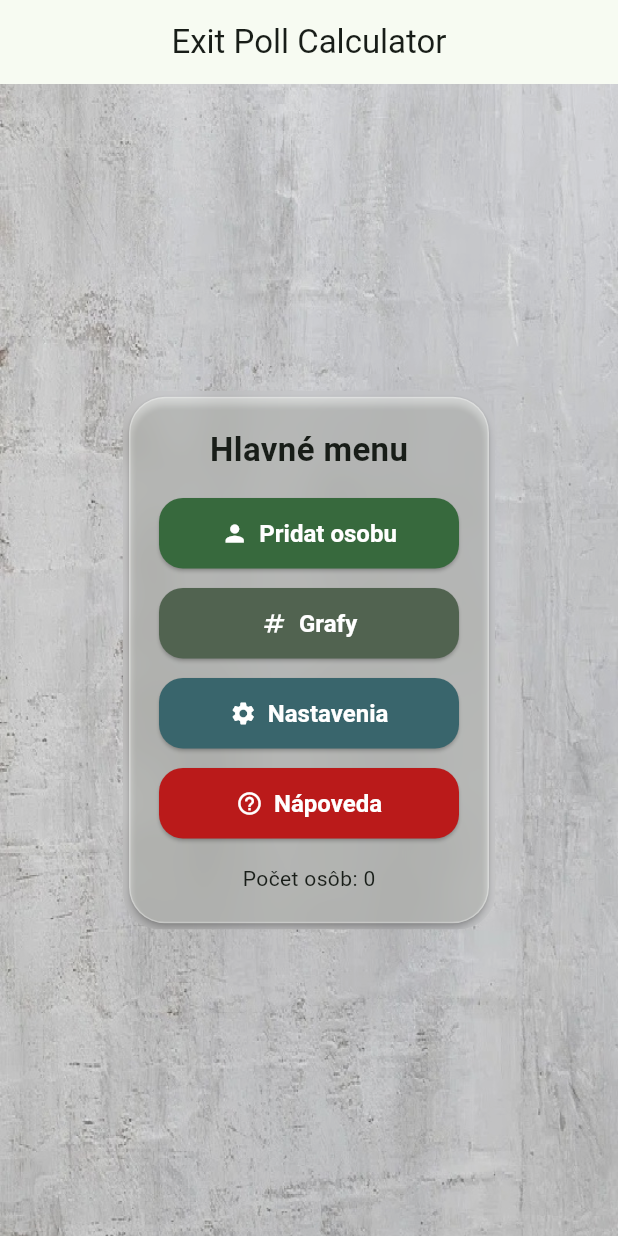
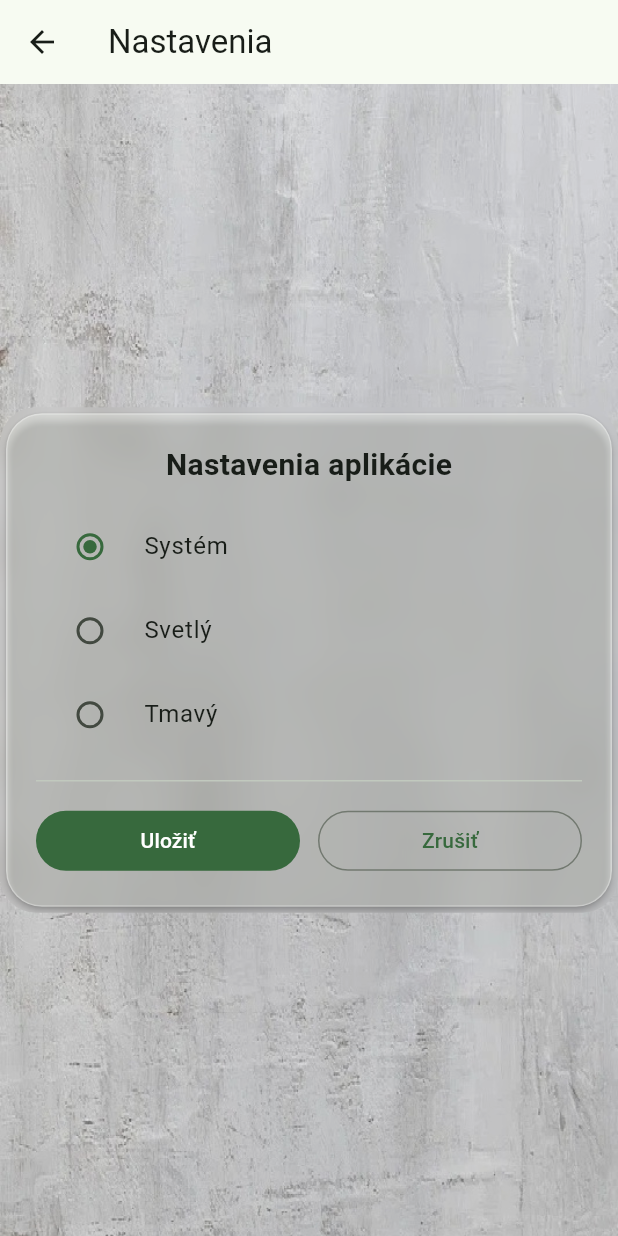
Before and after one commit to S4B4T0N/ExpitPollRequest, a Flutter app: the screen it shows after launch, after a tap on "Nastavenia", on a phone screen of 412 x 824 dp. Run offline on Flutter 3.47's test engine with Material 3 defaults, Android fonts, the phone set to English and light mode, and no system bars; our stand-ins replace pie_chart.

Commit message:
Implementacia nastaveni na screene nastavenia svetly, tmavy rezim

```diff
--- a/lib/main.dart
+++ b/lib/main.dart
@@ -2,7 +2,11 @@ import 'package:flutter/material.dart';
 import 'package:exit_poll_request/widgets/glass_card.dart';
 import 'package:exit_poll_request/screens/pridaj_osobu.dart';
 import 'package:exit_poll_request/screens/grafy.dart';
+import 'package:exit_poll_request/screens/nastavenia.dart';
 import 'package:exit_poll_request/data/people_store.dart';
+
+// APP-ONLY prepínač témy
+final themeMode = ValueNotifier<ThemeMode>(ThemeMode.system);
 
 void main() => runApp(const MainApp());
 
@@ -11,19 +15,25 @@ class MainApp extends StatelessWidget {
 
   @override
   Widget build(BuildContext context) {
+    return ValueListenableBuilder<ThemeMode>(
+      valueListenable: themeMode,
+      builder: (_, mode, __) {
         return MaterialApp(
           debugShowCheckedModeBanner: false,
           theme: ThemeData(
             useMaterial3: true,
             colorSchemeSeed: const Color.fromARGB(255, 70, 197, 98),
+            brightness: Brightness.light,
           ),
           darkTheme: ThemeData(
             useMaterial3: true,
             colorSchemeSeed: const Color(0xFF2E7D32),
             brightness: Brightness.dark,
           ),
-      themeMode: ThemeMode.system,
+          themeMode: mode, // riadi sa len v rámci appky
           home: const HomeScreen(),
+        );
+      },
     );
   }
 }
@@ -69,24 +79,26 @@ class _HomeScreenState extends State<HomeScreen> {
                         label: 'Pridat osobu',
                         color: cs.primary,
                         onTap: () async {
-                          final r = await Navigator.of(context).push(
+                          final result = await Navigator.of(context).push(
                             MaterialPageRoute(
                               builder: (_) => const PridajOsobu(),
                             ),
                           );
-                          if (!mounted || r == null) return;
+                          if (!mounted || result == null) return;
                           PeopleStore.i.people.add(
                             Person(
-                              name: r['name'] as String,
-                              surname: r['surname'] as String,
-                              age: r['age'] as int,
+                              name: result['name'] as String,
+                              surname: result['surname'] as String,
+                              age: result['age'] as int,
                               party:
-                                  ((r['party'] as String?)?.trim().isEmpty ??
+                                  ((result['party'] as String?)
+                                          ?.trim()
+                                          .isEmpty ??
                                       true)
                                   ? 'Nezadané'
-                                  : (r['party'] as String),
-                              kraj: r['kraj'] as String,
-                              okres: r['okres'] as String,
+                                  : (result['party'] as String),
+                              kraj: result['kraj'] as String,
+                              okres: result['okres'] as String,
                             ),
                           );
                           setState(() {});
@@ -96,17 +108,25 @@ class _HomeScreenState extends State<HomeScreen> {
                         icon: Icons.numbers,
                         label: 'Grafy',
                         color: cs.secondary,
-                        onTap: () => Navigator.of(context).push(
+                        onTap: () {
+                          Navigator.of(context).push(
                             MaterialPageRoute(
                               builder: (_) => const GrafyScreen(),
                             ),
-                        ),
+                          );
+                        },
                       ),
                       _MenuButton(
                         icon: Icons.settings,
                         label: 'Nastavenia',
                         color: cs.tertiary,
-                        onTap: () {},
+                        onTap: () {
+                          Navigator.of(context).push(
+                            MaterialPageRoute(
+                              builder: (_) => const NastaveniaScreen(),
+                            ),
+                          );
+                        },
                       ),
                       _MenuButton(
                         icon: Icons.help_outline,
@@ -136,6 +156,7 @@ class _MenuButton extends StatelessWidget {
     required this.onTap,
     super.key,
   });
+
   final IconData icon;
   final String label;
   final Color color;
--- /dev/null
+++ b/lib/screens/nastavenia.dart
@@ -0,0 +1,87 @@
+import 'package:flutter/material.dart';
+import 'package:exit_poll_request/widgets/glass_card.dart';
+import 'package:exit_poll_request/main.dart' show themeMode;
+
+class NastaveniaScreen extends StatefulWidget {
+  const NastaveniaScreen({super.key});
+
+  @override
+  State<NastaveniaScreen> createState() => _NastaveniaScreenState();
+}
+
+class _NastaveniaScreenState extends State<NastaveniaScreen> {
+  ThemeMode _local = themeMode.value;
+
+  @override
+  Widget build(BuildContext context) {
+    return Scaffold(
+      appBar: AppBar(title: const Text('Nastavenia')),
+      body: Stack(
+        fit: StackFit.expand,
+        children: [
+          Image.asset('assets/pozadie/pozadie.jpg', fit: BoxFit.cover),
+          Container(color: const Color.fromRGBO(0, 0, 0, 0.12)),
+          Center(
+            child: GlassCard(
+              child: Column(
+                mainAxisSize: MainAxisSize.min,
+                children: [
+                  const Text(
+                    'Nastavenia aplikácie',
+                    style: TextStyle(fontSize: 20, fontWeight: FontWeight.w700),
+                  ),
+                  const SizedBox(height: 12),
+
+                  // Výber režimu len pre aplikáciu
+                  RadioListTile<ThemeMode>(
+                    title: const Text('Systém'),
+                    value: ThemeMode.system,
+                    groupValue: _local,
+                    onChanged: (v) => setState(() => _local = v!),
+                  ),
+                  RadioListTile<ThemeMode>(
+                    title: const Text('Svetlý'),
+                    value: ThemeMode.light,
+                    groupValue: _local,
+                    onChanged: (v) => setState(() => _local = v!),
+                  ),
+                  RadioListTile<ThemeMode>(
+                    title: const Text('Tmavý'),
+                    value: ThemeMode.dark,
+                    groupValue: _local,
+                    onChanged: (v) => setState(() => _local = v!),
+                  ),
+
+                  const SizedBox(height: 8),
+                  const Divider(),
+                  const SizedBox(height: 8),
+
+                  Row(
+                    children: [
+                      Expanded(
+                        child: FilledButton(
+                          onPressed: () {
+                            themeMode.value = _local; // zmení tému len v appke
+                            Navigator.pop(context);
+                          },
+                          child: const Text('Uložiť'),
+                        ),
+                      ),
+                      const SizedBox(width: 12),
+                      Expanded(
+                        child: OutlinedButton(
+                          onPressed: () => Navigator.pop(context),
+                          child: const Text('Zrušiť'),
+                        ),
+                      ),
+                    ],
+                  ),
+                ],
+              ),
+            ),
+          ),
+        ],
+      ),
+    );
+  }
+}
```
Lines whose indentation alone changed are shown as unchanged.
